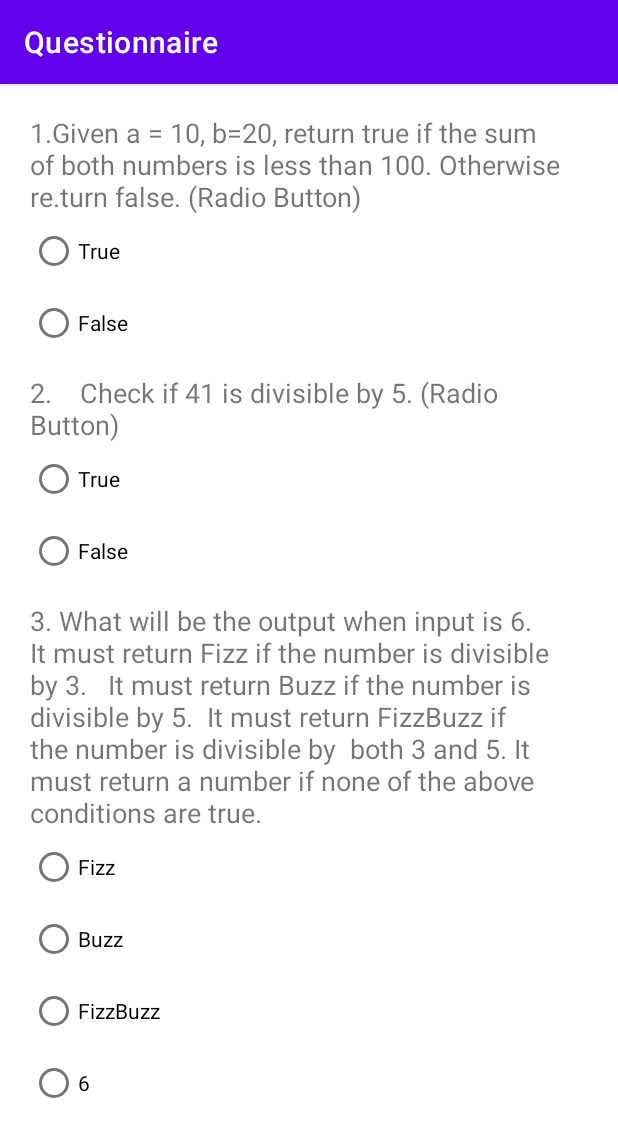
After one commit to lakshmi-sannithi-improve10x/Questonnaire, an Android app: the LigicalQuestionsActivity screen opened directly, with no data from a screen before it, on a phone screen of 412 x 824 dp. The commit adds this screen. Shown: the top 1137 px of the screen. Run offline under Robolectric (Android 15) with nearby library versions, the phone set to English and light mode, and no system bars.

Commit message:
I created a Qusionnaire project with 3 activites.

```diff
--- a/app/src/main/AndroidManifest.xml
+++ b/app/src/main/AndroidManifest.xml
@@ -12,6 +12,9 @@
         android:theme="@style/Theme.Questionnaire"
         tools:targetApi="31">
         <activity
+            android:name=".LigicalQuestionsActivity"
+            android:exported="false" />
+        <activity
             android:name=".CheckboxesActivity"
             android:exported="false" />
         <activity
@@ -19,18 +22,16 @@
             android:exported="false" />
         <activity
             android:name=".ComponentsActivity"
-            android:exported="true" >
-        <intent-filter>
-            <action android:name="android.intent.action.MAIN" />
+            android:exported="true">
+            <intent-filter>
+                <action android:name="android.intent.action.MAIN" />
 
-            <category android:name="android.intent.category.LAUNCHER" />
-        </intent-filter>
+                <category android:name="android.intent.category.LAUNCHER" />
+            </intent-filter>
         </activity>
         <activity
             android:name=".MainActivity"
-            android:exported="false">
-
-        </activity>
+            android:exported="false"></activity>
     </application>
 
 </manifest>
--- a/app/src/main/java/com/improve10x/questionnaire/CheckboxesActivity.java
+++ b/app/src/main/java/com/improve10x/questionnaire/CheckboxesActivity.java
@@ -3,28 +3,62 @@ package com.improve10x.questionnaire;
 import androidx.appcompat.app.AppCompatActivity;
 
 import android.os.Bundle;
+import android.widget.Button;
 import android.widget.CheckBox;
+import android.widget.Toast;
 
 public class CheckboxesActivity extends AppCompatActivity {
        CheckBox mercuryCb;
        CheckBox sunCb;
        CheckBox moonCb;
-       CheckBox jipiterCb;
+       CheckBox jupiterCb;
        CheckBox saturnCb;
        CheckBox plutoCb;
+       Button verifyBtn;
 
     @Override
     protected void onCreate(Bundle savedInstanceState) {
         super.onCreate(savedInstanceState);
         setContentView(R.layout.activity_checkboxes);
+        handleInitViews();
+        handleVerifyBtnClick();
     }
 
     public  void handleInitViews(){
+        verifyBtn = findViewById(R.id.verify_btn);
         mercuryCb = findViewById(R.id.mercury_cb);
         sunCb = findViewById(R.id.sun_cb);
         moonCb = findViewById(R.id.moon__cb);
-        jipiterCb = findViewById(R.id.jipiter_cb);
+        jupiterCb = findViewById(R.id.jupiter_cb);
         saturnCb = findViewById(R.id.saturn_cb);
         plutoCb = findViewById(R.id.pluto_cb);
     }
+
+    public  void  handleVerifyBtnClick(){
+        verifyBtn.setOnClickListener(view -> {
+            boolean result = isCorrect();
+            showResult(result);
+        });
+    }
+    private boolean isCorrect() {
+        boolean checkMercury = mercuryCb.isChecked();
+        boolean checkJupiter = jupiterCb.isChecked();
+        boolean checkSaturn = saturnCb.isChecked();
+        boolean checkSun = sunCb.isChecked();
+        boolean checkMoon = moonCb.isChecked();
+        boolean checkPluto = plutoCb.isChecked();
+        boolean result = false;
+        if (checkMercury == true && checkJupiter == true && checkSaturn == true && checkSun == false && checkMoon == false && checkPluto == false){
+            result = true;
+        }
+        return result;
+    }
+     public  void  showResult(boolean result){
+        if(result){
+            Toast.makeText(this, "Correct Answer", Toast.LENGTH_SHORT).show();
+        }else {
+            Toast.makeText(this, "Wrong Answer", Toast.LENGTH_SHORT).show();
+        }
+     }
+
 }
--- /dev/null
+++ b/app/src/main/java/com/improve10x/questionnaire/LigicalQuestionsActivity.java
@@ -0,0 +1,14 @@
+package com.improve10x.questionnaire;
+
+import androidx.appcompat.app.AppCompatActivity;
+
+import android.os.Bundle;
+
+public class LigicalQuestionsActivity extends AppCompatActivity {
+
+    @Override
+    protected void onCreate(Bundle savedInstanceState) {
+        super.onCreate(savedInstanceState);
+        setContentView(R.layout.activity_ligical_qyestions);
+    }
+}
--- a/app/src/main/res/layout/activity_checkboxes.xml
+++ b/app/src/main/res/layout/activity_checkboxes.xml
@@ -44,10 +44,10 @@
         android:text="Moon" />
 
     <CheckBox
-        android:id="@+id/jipiter_cb"
+        android:id="@+id/jupiter_cb"
         android:layout_width="match_parent"
         android:layout_height="wrap_content"
-        android:text="Jipiter" />
+        android:text="Jupiter" />
 
     <CheckBox
         android:id="@+id/saturn_cb"
--- /dev/null
+++ b/app/src/main/res/layout/activity_ligical_qyestions.xml
@@ -0,0 +1,97 @@
+<?xml version="1.0" encoding="utf-8"?>
+<LinearLayout xmlns:android="http://schemas.android.com/apk/res/android"
+    xmlns:app="http://schemas.android.com/apk/res-auto"
+    xmlns:tools="http://schemas.android.com/tools"
+    android:layout_width="match_parent"
+    android:layout_height="match_parent"
+    android:layout_margin="20dp"
+    android:orientation="vertical"
+    tools:context=".LigicalQuestionsActivity">
+
+    <TextView
+        android:id="@+id/textView6"
+        android:layout_width="match_parent"
+        android:layout_height="wrap_content"
+        android:text="1.Given a = 10, b=20, return true if the sum of both numbers is less than 100. Otherwise re.turn false. (Radio Button)"
+        android:textSize="18sp" />
+
+    <RadioGroup
+        android:layout_width="match_parent"
+        android:layout_height="wrap_content">
+
+        <RadioButton
+            android:id="@+id/radioButton"
+            android:layout_width="match_parent"
+            android:layout_height="wrap_content"
+            android:text="True" />
+
+        <RadioButton
+            android:id="@+id/radioButton2"
+            android:layout_width="match_parent"
+            android:layout_height="wrap_content"
+            android:text="False" />
+
+    </RadioGroup>
+
+    <TextView
+        android:id="@+id/textView7"
+        android:layout_width="match_parent"
+        android:layout_height="wrap_content"
+        android:layout_marginTop="10dp"
+        android:text="2.    Check if 41 is divisible by 5. (Radio Button)"
+        android:textSize="18sp" />
+
+    <RadioGroup
+        android:layout_width="match_parent"
+        android:layout_height="wrap_content">
+
+        <RadioButton
+            android:id="@+id/radioButton5"
+            android:layout_width="match_parent"
+            android:layout_height="wrap_content"
+            android:text="True" />
+
+        <RadioButton
+            android:id="@+id/radioButton6"
+            android:layout_width="match_parent"
+            android:layout_height="wrap_content"
+            android:text="False" />
+    </RadioGroup>
+
+    <TextView
+        android:id="@+id/textView9"
+        android:layout_width="match_parent"
+        android:layout_height="wrap_content"
+        android:layout_marginTop="10dp"
+        android:text="3. What will be the output when input is 6. It must return Fizz if the number is divisible by 3.   It must return Buzz if the number is divisible by 5.  It must return FizzBuzz if the number is divisible by  both 3 and 5. It must return a number if none of the above conditions are true. "
+        android:textSize="18sp" />
+
+    <RadioGroup
+        android:layout_width="match_parent"
+        android:layout_height="wrap_content">
+
+        <RadioButton
+            android:id="@+id/radioButton7"
+            android:layout_width="match_parent"
+            android:layout_height="wrap_content"
+            android:text="Fizz" />
+
+        <RadioButton
+            android:id="@+id/radioButton8"
+            android:layout_width="match_parent"
+            android:layout_height="wrap_content"
+            android:text="Buzz" />
+
+        <RadioButton
+            android:id="@+id/radioButton9"
+            android:layout_width="match_parent"
+            android:layout_height="wrap_content"
+            android:text="FizzBuzz" />
+
+        <RadioButton
+            android:id="@+id/radioButton10"
+            android:layout_width="match_parent"
+            android:layout_height="wrap_content"
+            android:text="6" />
+    </RadioGroup>
+</LinearLayout>
```
